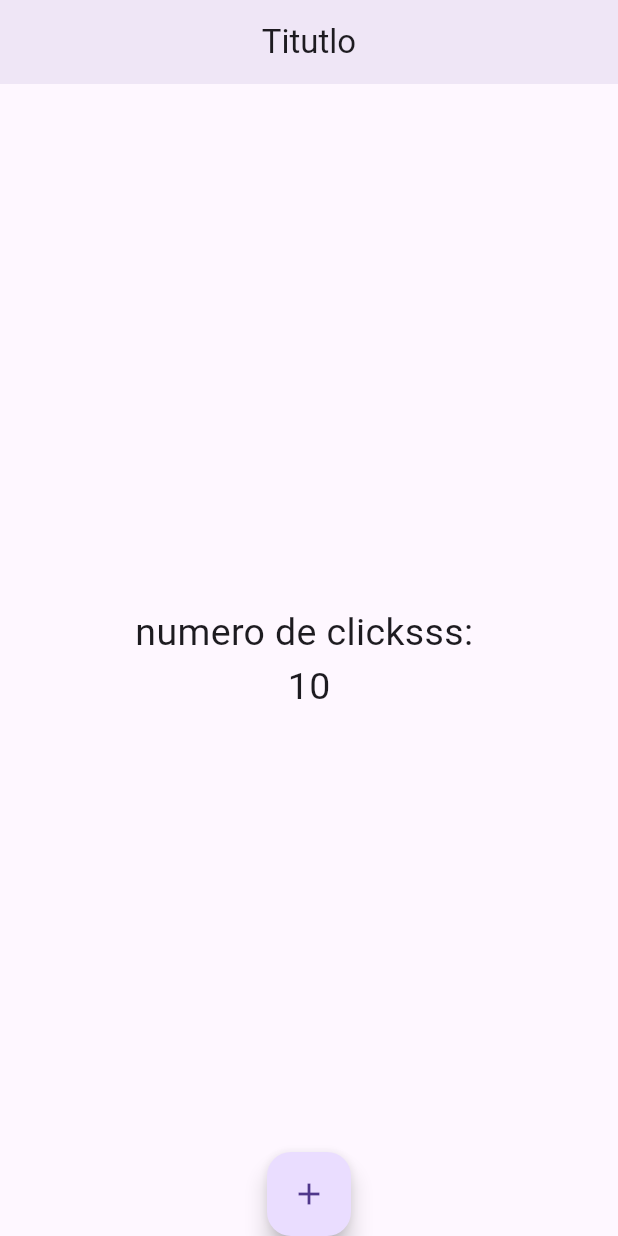
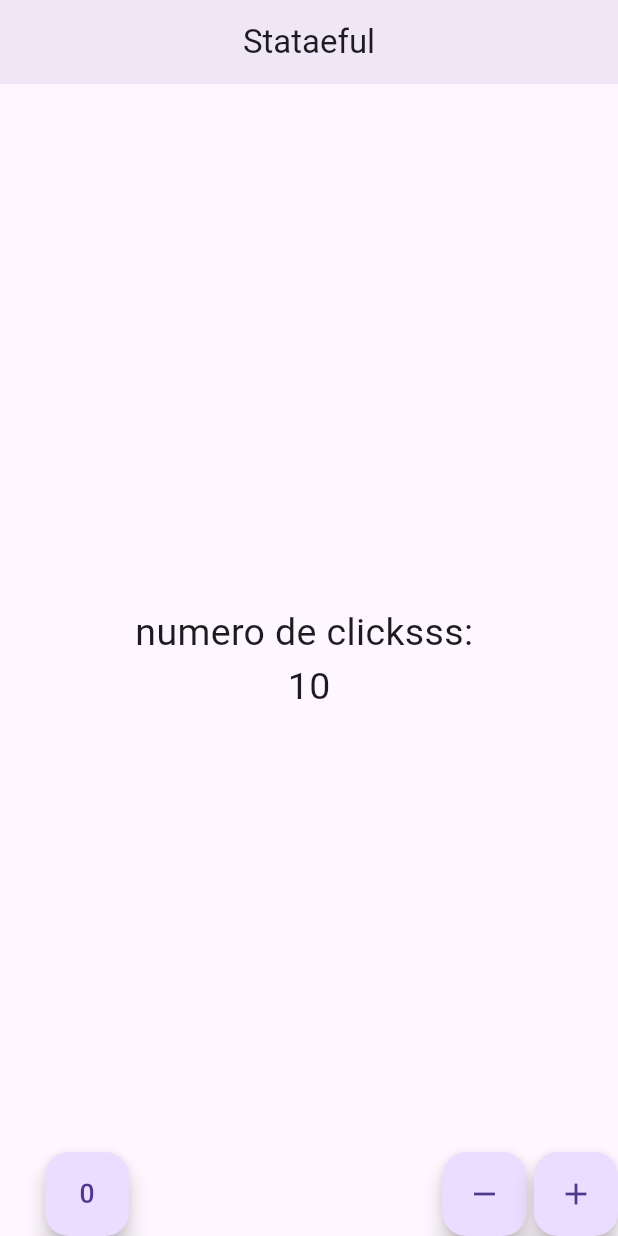
Before and after one commit to rodriQuelali/flutter-examplo, a Flutter app: the screen it shows after launch, on a phone screen of 412 x 824 dp. Run offline on Flutter 3.47's test engine with Material 3 defaults, Android fonts, the phone set to English and light mode, and no system bars.

Commit message:
aplicacion terminado

```diff
--- a/flutter_application_1/lib/src/app.dart
+++ b/flutter_application_1/lib/src/app.dart
@@ -1,5 +1,6 @@
 import 'package:flutter/material.dart';
-import 'package:flutter_application_1/src/pages/home_page.dart';
+import 'package:flutter_application_1/src/pages/contador_page.dart';
+//import 'package:flutter_application_1/src/pages/home_page.dart';
 
 class MyApp extends StatelessWidget {
 
@@ -7,8 +8,9 @@ class MyApp extends StatelessWidget {
   Widget build(BuildContext context) {
 
     return MaterialApp(
+      debugShowCheckedModeBanner: false,
       home: Center(
-        child: HomePage(),
+        child: ContadorPage(),
       )
     );
   }
--- /dev/null
+++ b/flutter_application_1/lib/src/pages/contador_page.dart
@@ -0,0 +1,69 @@
+import 'package:flutter/cupertino.dart';
+import 'package:flutter/material.dart';
+
+
+class ContadorPage extends StatefulWidget {
+  @override
+  State<StatefulWidget> createState() {
+    return _ContadorPageState();
+  }
+}
+
+class _ContadorPageState extends State<ContadorPage>{
+  final _estiloTexto = TextStyle(fontSize:  25.0);
+
+  int  _conteo = 10;
+
+  @override
+  Widget build(BuildContext context) {
+
+    return Scaffold(
+      appBar: AppBar(
+        title: const Text('Stataeful'),
+        centerTitle: true,
+        elevation: 5.0,
+      ),
+      body:  Center(
+        child: Column(
+          mainAxisAlignment: MainAxisAlignment.center,
+          children: [
+            Text('numero de clicksss: ', style: _estiloTexto,),
+            Text('$_conteo', style: _estiloTexto,),
+          ],
+        )
+      ),
+      floatingActionButtonLocation: FloatingActionButtonLocation.centerDocked,
+      floatingActionButton: _crearBotones()
+    );
+  }
+
+  Widget _crearBotones(){
+
+    return Row(
+      mainAxisAlignment: MainAxisAlignment.end,
+      children: <Widget>[
+        SizedBox(width: 30,),
+        FloatingActionButton(child: Icon(Icons.exposure_zero), onPressed: _reset,),
+        Expanded(child:SizedBox(width: 5.0,)),
+        FloatingActionButton(child: Icon(Icons.remove), onPressed: _sustraer,),
+        SizedBox(width: 5.0,),
+        FloatingActionButton(child: Icon(Icons.add), onPressed: _agregar,),
+
+      ],
+    );
+    }
+
+
+    void _agregar(){
+      setState(() => _conteo++);
+    }
+
+    void _sustraer(){
+      setState(() => _conteo--);
+    }
+
+    void _reset(){
+      setState(() => _conteo=0);
+    }
+
+  }
--- a/flutter_application_1/lib/src/pages/home_page.dart
+++ b/flutter_application_1/lib/src/pages/home_page.dart
@@ -1,12 +1,11 @@
 import 'package:flutter/material.dart';
 
 class HomePage extends StatelessWidget{
+  final estiloTexto = TextStyle(fontSize:  25.0);
+  final  conteo = 10;
 
   @override
   Widget build(BuildContext context) {
-
-    final estiloTexto = TextStyle(fontSize:  25.0);
-    final  conteo = 10;
 
     return Scaffold(
       appBar: AppBar(
@@ -23,10 +22,11 @@ class HomePage extends StatelessWidget{
           ],
         )
       ),
+
       floatingActionButtonLocation: FloatingActionButtonLocation.centerDocked,
       floatingActionButton: FloatingActionButton(
         onPressed: () => {
-          conteo = conteo + 1;
+          //conteo = conteo + 1;
         },
         child: Icon(Icons.add),
       ),
```
